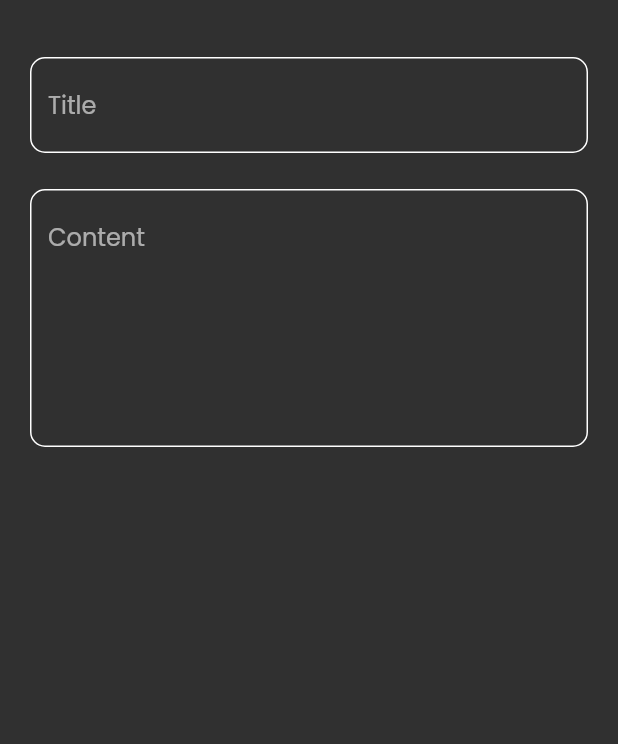
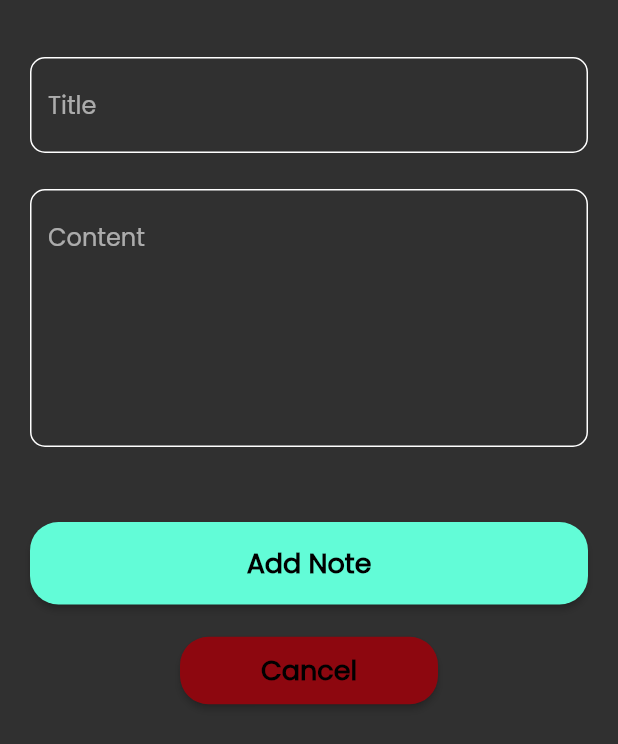
Before and after one commit to OmarAmeer96/notes_app, a Flutter app: the AddNoteBottomSheet widget shown alone on an empty page, opened directly, on a phone screen of 412 x 824 dp. Shown: the top 744 px of the screen. Run offline on Flutter 3.47's test engine with Material 2 defaults, Android fonts, the phone set to English and light mode, and no system bars; our stand-ins replace font_awesome_flutter.

Commit message:
Add bottom sheet buttons.

```diff
--- a/lib/views/widgets/add_note_bottom_sheet.dart
+++ b/lib/views/widgets/add_note_bottom_sheet.dart
@@ -1,28 +1,51 @@
 import 'package:flutter/material.dart';
 import 'package:notes_app/views/widgets/custom_text_field.dart';
+
+import 'custom_main_button.dart';
 
 class AddNoteBottomSheet extends StatelessWidget {
   const AddNoteBottomSheet({super.key});
 
   @override
   Widget build(BuildContext context) {
-    return const Padding(
-      padding: EdgeInsets.only(
+    return Padding(
+      padding: const EdgeInsets.only(
         top: 38,
         right: 20,
         left: 20,
       ),
       child: Column(
         children: [
-          CustomTextField(
+          const CustomTextField(
             hintText: "Title",
           ),
-          SizedBox(
+          const SizedBox(
             height: 24,
           ),
-          CustomTextField(
+          const CustomTextField(
             hintText: "Content",
             maxLines: 6,
+          ),
+          const SizedBox(
+            height: 50,
+          ),
+          CustomMainButton(
+            text: "Add Note",
+            onPressed: () {},
+          ),
+          const SizedBox(
+            height: 20,
+          ),
+          Padding(
+            padding: const EdgeInsets.symmetric(horizontal: 100),
+            child: CustomMainButton(
+              text: "Cancel",
+              onPressed: () {
+                Navigator.pop(context);
+              },
+              color: const Color(0xff8D070F),
+              height: 45,
+            ),
           ),
         ],
       ),
--- /dev/null
+++ b/lib/views/widgets/custom_main_button.dart
@@ -0,0 +1,44 @@
+import 'package:flutter/material.dart';
+import 'package:notes_app/constants.dart';
+
+class CustomMainButton extends StatelessWidget {
+  final String text;
+  final VoidCallback? onPressed;
+  final Color color;
+  final double height;
+
+  const CustomMainButton({
+    Key? key,
+    required this.text,
+    required this.onPressed,
+    this.color = kPrimaryColor,
+    this.height = 55,
+  }) : super(key: key);
+
+  @override
+  Widget build(BuildContext context) {
+    return ElevatedButton(
+      onPressed: onPressed,
+      style: ElevatedButton.styleFrom(
+        padding: EdgeInsets.zero,
+        backgroundColor: color,
+        shape: RoundedRectangleBorder(
+          borderRadius: BorderRadius.circular(19),
+        ),
+      ),
+      child: Container(
+        width: MediaQuery.of(context).size.width,
+        height: height,
+        alignment: Alignment.center,
+        child: Text(
+          text,
+          style: const TextStyle(
+            color: Colors.black,
+            fontWeight: FontWeight.w600,
+            fontSize: 18,
+          ),
+        ),
+      ),
+    );
+  }
+}
```
